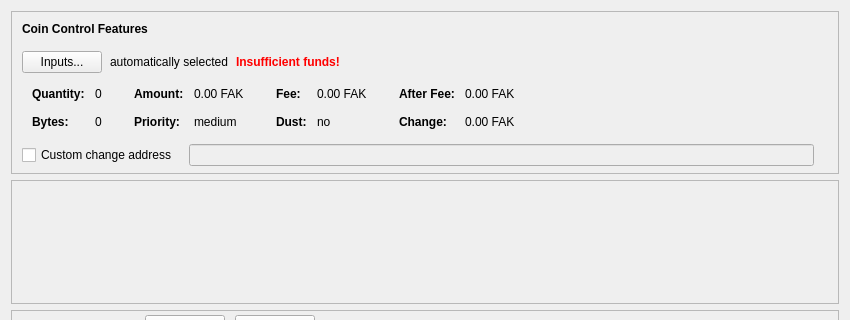
Old version of the form src/qt/forms/sendcoinsdialog.ui in the repository Fake-Coin/FakeCoin; both pictures show x 0 to 850 and y 0 to 320 of the 850 by 526 pixel window.
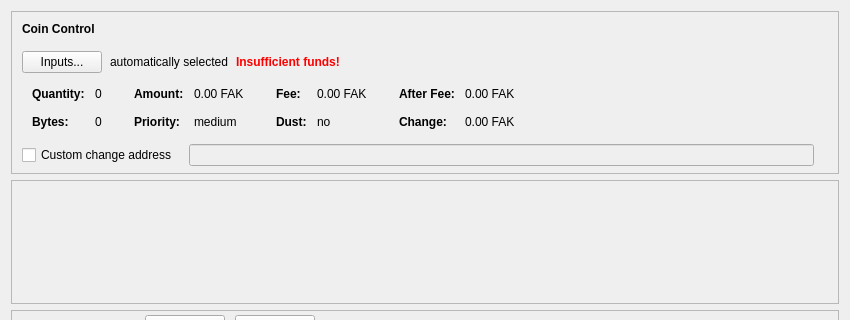
New version of the form. Icons and pictures are not drawn. Custom widgets are drawn as their Qt base class.

Commit message:
Minor interface tweeks
Updated minor interface tweeks and branding changes

Patch:
```diff
--- a/src/qt/forms/sendcoinsdialog.ui
+++ b/src/qt/forms/sendcoinsdialog.ui
@@ -87,7 +87,7 @@
              <string notr="true">font-weight:bold;</string>
             </property>
             <property name="text">
-             <string>Coin Control Features</string>
+             <string>Coin Control</string>
             </property>
            </widget>
           </item>
```
Left out of the diff: 2 changed lines with no effect on the pictures. The commit also changes 7 other files.
